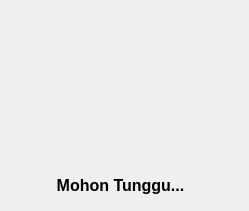
Old version of the form workspace/ui/loading_screen.ui in the repository jabardigitalservice/qgis-plugin-upload-satupeta.
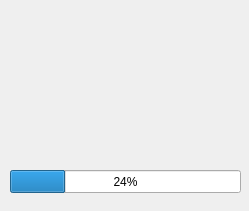
New version of the form. Icons and pictures are not drawn.

Commit message: add thread flow, add progress bar

The edit to the form file:
```diff
--- a/workspace/ui/loading_screen.ui
+++ b/workspace/ui/loading_screen.ui
@@ -16,10 +16,10 @@
   <widget class="QLabel" name="imglabel">
    <property name="geometry">
     <rect>
-     <x>40</x>
-     <y>20</y>
-     <width>161</width>
-     <height>131</height>
+     <x>60</x>
+     <y>30</y>
+     <width>131</width>
+     <height>111</height>
     </rect>
    </property>
    <property name="text">
@@ -35,24 +35,17 @@
     <set>Qt::AlignCenter</set>
    </property>
   </widget>
-  <widget class="QLabel" name="label">
+  <widget class="QProgressBar" name="progressBarUpload">
    <property name="geometry">
     <rect>
-     <x>30</x>
+     <x>10</x>
      <y>170</y>
-     <width>181</width>
-     <height>31</height>
+     <width>231</width>
+     <height>23</height>
     </rect>
    </property>
-   <property name="font">
-    <font>
-     <pointsize>12</pointsize>
-     <weight>75</weight>
-     <bold>true</bold>
-    </font>
-   </property>
-   <property name="text">
-    <string>Mohon Tunggu...</string>
+   <property name="value">
+    <number>24</number>
    </property>
    <property name="alignment">
     <set>Qt::AlignCenter</set>
```
The commit also changes 4 other files.
